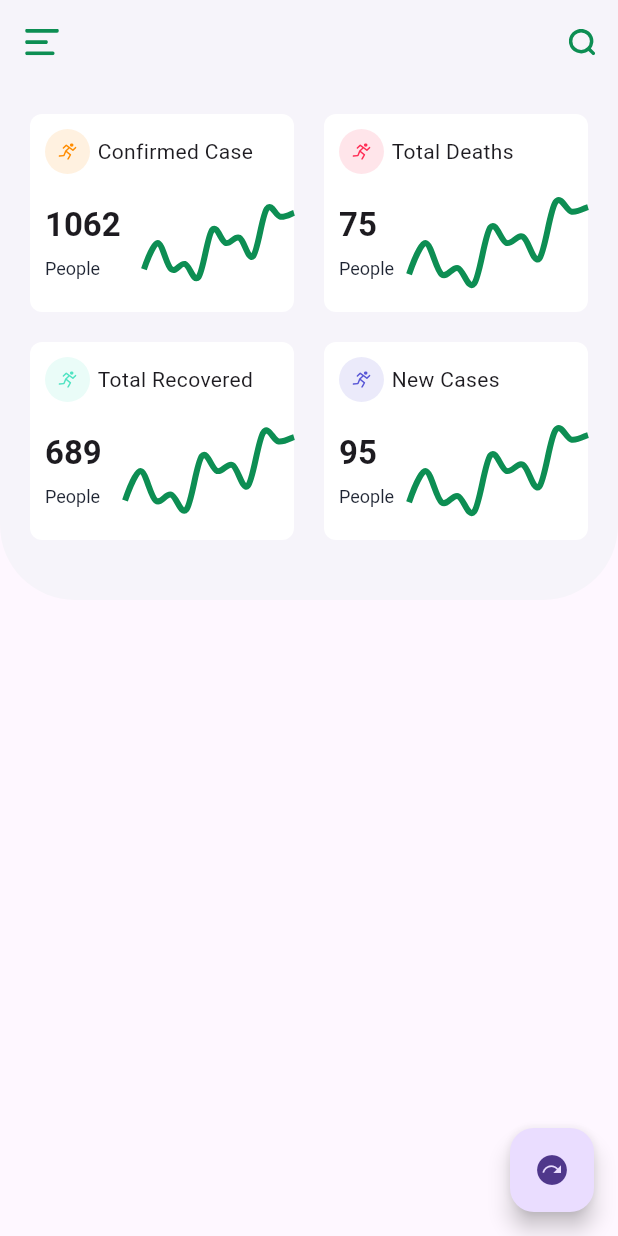
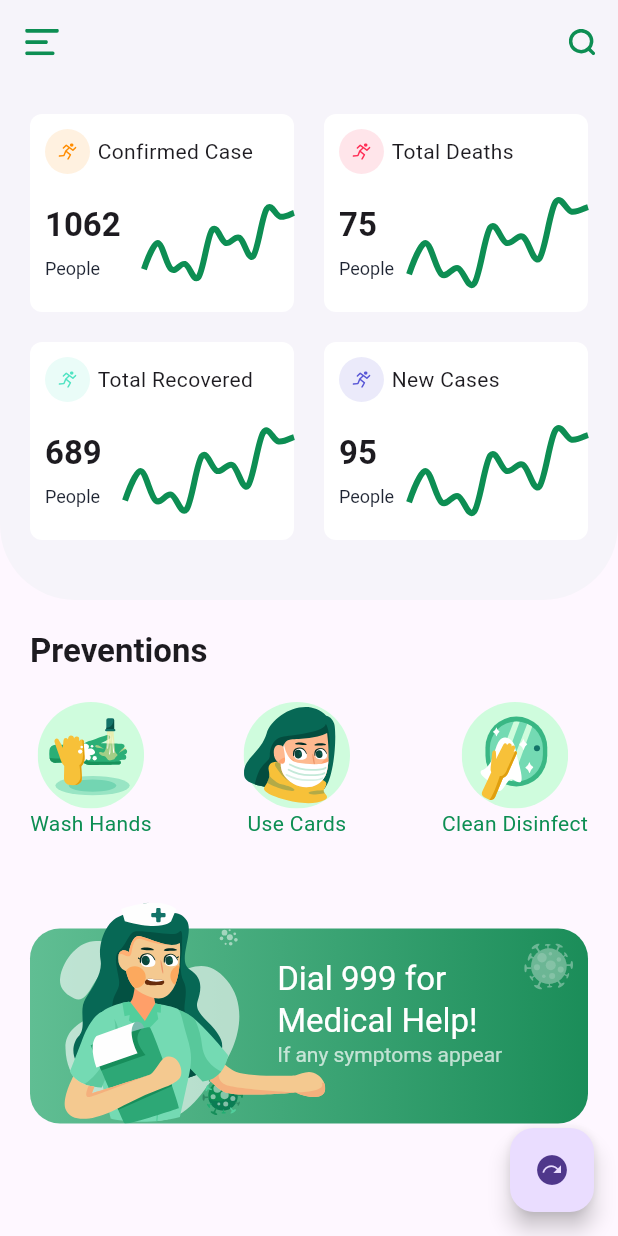
Before and after one commit to obidkhandev/homework---14-UI, a Flutter app: the screen it shows after launch, on a phone screen of 412 x 824 dp. Run offline on Flutter 3.47's test engine with Material 3 defaults, Android fonts, the phone set to English and light mode, and no system bars; drawn by our look-alikes of fl_chart; our stand-ins replace flutter_svg.

Commit message:
home screen ui7

```diff
--- a/lib/ui_7/screen/home_screen.dart
+++ b/lib/ui_7/screen/home_screen.dart
@@ -10,8 +10,13 @@ class HomeScreenUi7 extends StatelessWidget {
   Widget build(BuildContext context) {
     return Scaffold(
       appBar: buildAppBar(),
-      body: Container(
-        padding: EdgeInsets.only(left: 20, top: 20, right: 20, bottom: 40),
+      body: SingleChildScrollView(
+        child: Column(
+          crossAxisAlignment: CrossAxisAlignment.start,
+          children: [
+            Container(
+              padding:
+                  EdgeInsets.only(left: 20, top: 20, right: 20, bottom: 40),
               width: double.infinity,
               decoration: BoxDecoration(
                 color: kPrimaryColorUi7.withOpacity(.03),
@@ -47,6 +52,111 @@ class HomeScreenUi7 extends StatelessWidget {
                 ],
               ),
             ),
+            SizedBox(
+              height: 20,
+            ),
+            Padding(
+              padding: const EdgeInsets.symmetric(horizontal: 20),
+              child: Column(
+                crossAxisAlignment: CrossAxisAlignment.start,
+                children: [
+                  Text(
+                    'Preventions',
+                    style: Theme.of(context)
+                        .textTheme
+                        .titleLarge!
+                        .copyWith(fontWeight: FontWeight.bold),
+                  ),
+                  SizedBox(
+                    height: 20,
+                  ),
+                  buildPreventCardUi7(),
+                  SizedBox(height: 40),
+                  buildHelpCardUi7(context),
+                ],
+              ),
+            ),
+          ],
+        ),
+      ),
+    );
+  }
+
+  Row buildPreventCardUi7() {
+    return Row(
+      mainAxisAlignment: MainAxisAlignment.spaceBetween,
+      children: [
+        PreventitonCardUi7(
+          title: 'Wash Hands',
+          svgScr: 'assets/ui_7/icons/hand_wash.svg',
+        ),
+        PreventitonCardUi7(
+          title: 'Use Cards',
+          svgScr: 'assets/ui_7/icons/use_mask.svg',
+        ),
+        PreventitonCardUi7(
+          title: 'Clean Disinfect',
+          svgScr: 'assets/ui_7/icons/Clean_Disinfect.svg',
+        ),
+      ],
+    );
+  }
+
+  Container buildHelpCardUi7(BuildContext context) {
+    return Container(
+      height: 150,
+      width: double.infinity,
+      child: Stack(
+        alignment: Alignment.bottomLeft,
+        children: [
+          Container(
+            padding: EdgeInsets.only(
+              left: MediaQuery.of(context).size.width * .4,
+              top: 20,
+              right: 20,
+            ),
+            height: 130,
+            width: double.infinity,
+            decoration: BoxDecoration(
+              gradient: LinearGradient(
+                colors: [
+                  Color(0xFF60BE93),
+                  Color(0xFF1B8D59),
+                ],
+              ),
+              borderRadius: BorderRadius.circular(20),
+            ),
+            child: RichText(
+              text: TextSpan(
+                children: [
+                  TextSpan(
+                    text: 'Dial 999 for \nMedical Help!\n',
+                    style: Theme.of(context)
+                        .textTheme
+                        .titleLarge!
+                        .copyWith(color: Colors.white),
+                  ),
+                  TextSpan(
+                    text: 'If any symptoms appear',
+                    style: TextStyle(
+                      color: Colors.white.withOpacity(.7),
+                    ),
+                  ),
+                ],
+              ),
+            ),
+          ),
+          Padding(
+            padding: const EdgeInsets.symmetric(horizontal: 20),
+            child: SvgPicture.asset('assets/ui_7/icons/nurse.svg'),
+          ),
+          Positioned(
+            top: 30,
+            right: 10,
+            child: SvgPicture.asset('assets/ui_7/icons/virus.svg'),
+          ),
+        ],
+      ),
     );
   }
 
@@ -67,3 +177,30 @@ class HomeScreenUi7 extends StatelessWidget {
     );
   }
 }
+
+class PreventitonCardUi7 extends StatelessWidget {
+  final String svgScr;
+  final String title;
+  const PreventitonCardUi7({
+    super.key,
+    required this.svgScr,
+    required this.title,
+  });
+
+  @override
+  Widget build(BuildContext context) {
+    return Column(
+      // crossAxisAlignment: CrossAxisAlignment.start,
+      children: [
+        SvgPicture.asset(svgScr),
+        Text(
+          title,
+          style: Theme.of(context)
+              .textTheme
+              .bodyMedium!
+              .copyWith(color: kPrimaryColorUi7),
+        ),
+      ],
+    );
+  }
+}
```
Also changed, not shown: lib/ui_7/screen/detail_screen.dart (added). Lines whose indentation alone changed are shown as unchanged.
